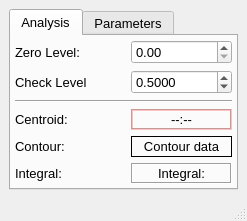
Old version of the form UIs/nFocalSpot.ui in the repository NeutrinoToolkit/Neutrino.
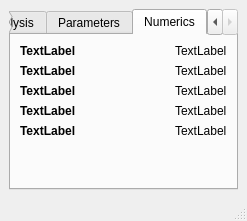
New version of the form. The open tabs and pages were chosen to show the change.

Commit message: * nFocalSpot: several bugfixes (and some doubts)

The edit to the form file:
```diff
--- a/UIs/nFocalSpot.ui
+++ b/UIs/nFocalSpot.ui
@@ -28,7 +28,7 @@
      <widget class="QTabWidget" name="tabWidget">
       <property name="font">
        <font>
-        <pointsize>10</pointsize>
+        <pointsize>9</pointsize>
        </font>
       </property>
       <property name="currentIndex">
@@ -674,6 +674,154 @@
         </item>
        </layout>
       </widget>
+      <widget class="QWidget" name="tab">
+       <attribute name="title">
+        <string>Numerics</string>
+       </attribute>
+       <layout class="QGridLayout" name="gridLayout_4">
+        <item row="0" column="0" rowspan="2" colspan="2">
+         <layout class="QHBoxLayout" name="horizontalLayout">
+          <item>
+           <layout class="QVBoxLayout" name="verticalLayout">
+            <item>
+             <widget class="QLabel" name="num_d1">
+              <property name="font">
+               <font>
+                <weight>75</weight>
+                <bold>true</bold>
+               </font>
+              </property>
+              <property name="text">
+               <string>TextLabel</string>
+              </property>
+             </widget>
+            </item>
+            <item>
+             <widget class="QLabel" name="num_d2">
+              <property name="font">
+               <font>
+                <weight>75</weight>
+                <bold>true</bold>
+               </font>
+              </property>
+              <property name="text">
+               <string>TextLabel</string>
+              </property>
+             </widget>
+            </item>
+            <item>
+             <widget class="QLabel" name="num_d3">
+              <property name="font">
+               <font>
+                <weight>75</weight>
+                <bold>true</bold>
+               </font>
+              </property>
+              <property name="text">
+               <string>TextLabel</string>
+              </property>
+             </widget>
+            </item>
+            <item>
+             <widget class="QLabel" name="num_d4">
+              <property name="font">
+               <font>
+                <weight>75</weight>
+                <bold>true</bold>
+               </font>
+              </property>
+              <property name="text">
+               <string>TextLabel</string>
+              </property>
+             </widget>
+            </item>
+            <item>
+             <widget class="QLabel" name="num_d5">
+              <property name="font">
+               <font>
+                <weight>75</weight>
+                <bold>true</bold>
+               </font>
+              </property>
+              <property name="text">
+               <string>TextLabel</string>
+              </property>
+             </widget>
+            </item>
+           </layout>
+          </item>
+          <item>
+           <spacer name="horizontalSpacer">
+            <property name="orientation">
+             <enum>Qt::Horizontal</enum>
+            </property>
+            <property name="sizeType">
+             <enum>QSizePolicy::Maximum</enum>
+            </property>
+            <property name="sizeHint" stdset="0">
+             <size>
+              <width>100</width>
+              <height>20</height>
+             </size>
+            </property>
+           </spacer>
+          </item>
+          <item>
+           <layout class="QVBoxLayout" name="verticalLayout_2">
+            <item>
+             <widget class="QLabel" name="num_v1">
+              <property name="text">
+               <string>TextLabel</string>
+              </property>
+             </widget>
+            </item>
+            <item>
+             <widget class="QLabel" name="num_v2">
+              <property name="text">
+               <string>TextLabel</string>
+              </property>
+             </widget>
+            </item>
+            <item>
+             <widget class="QLabel" name="num_v3">
+              <property name="text">
+               <string>TextLabel</string>
+              </property>
+             </widget>
+            </item>
+            <item>
+             <widget class="QLabel" name="num_v4">
+              <property name="text">
+               <string>TextLabel</string>
+              </property>
+             </widget>
+            </item>
+            <item>
+             <widget class="QLabel" name="num_v5">
+              <property name="text">
+               <string>TextLabel</string>
+              </property>
+             </widget>
+            </item>
+           </layout>
+          </item>
+         </layout>
+        </item>
+        <item row="2" column="0">
+         <spacer name="verticalSpacer_2">
+          <property name="orientation">
+           <enum>Qt::Vertical</enum>
+          </property>
+          <property name="sizeHint" stdset="0">
+           <size>
+            <width>20</width>
+            <height>133</height>
+           </size>
+          </property>
+         </spacer>
+        </item>
+       </layout>
+      </widget>
      </widget>
     </item>
    </layout>
```
Left out of the diff: 2 changed lines with no effect on the pictures. The commit also changes 5 other files.
